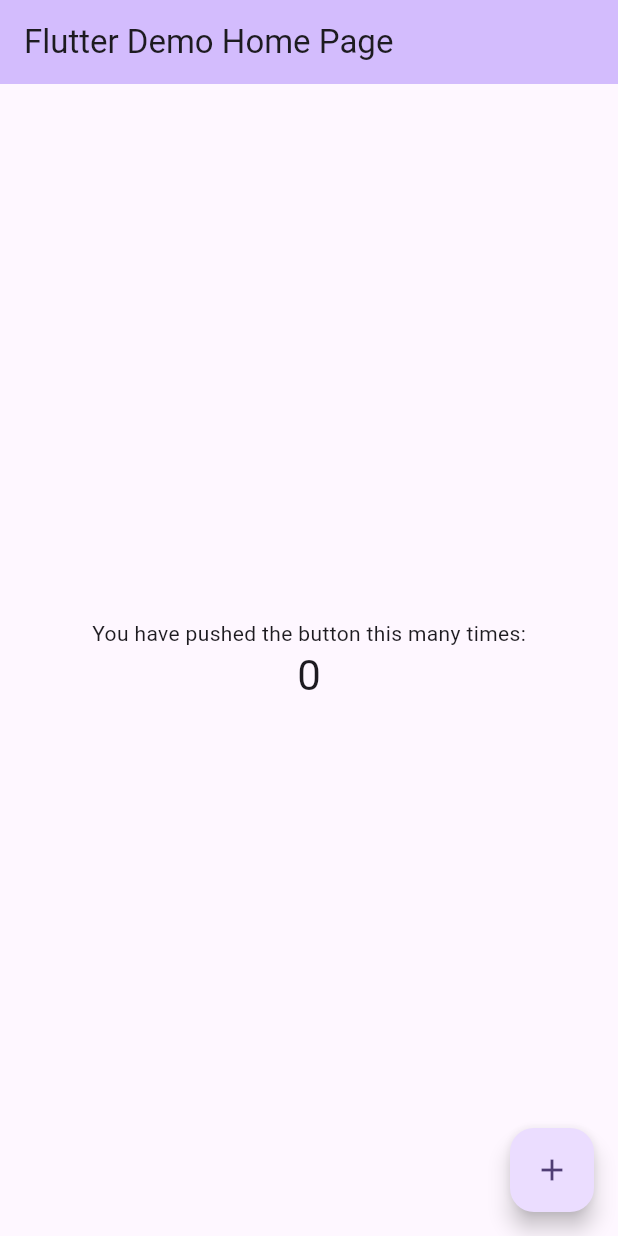
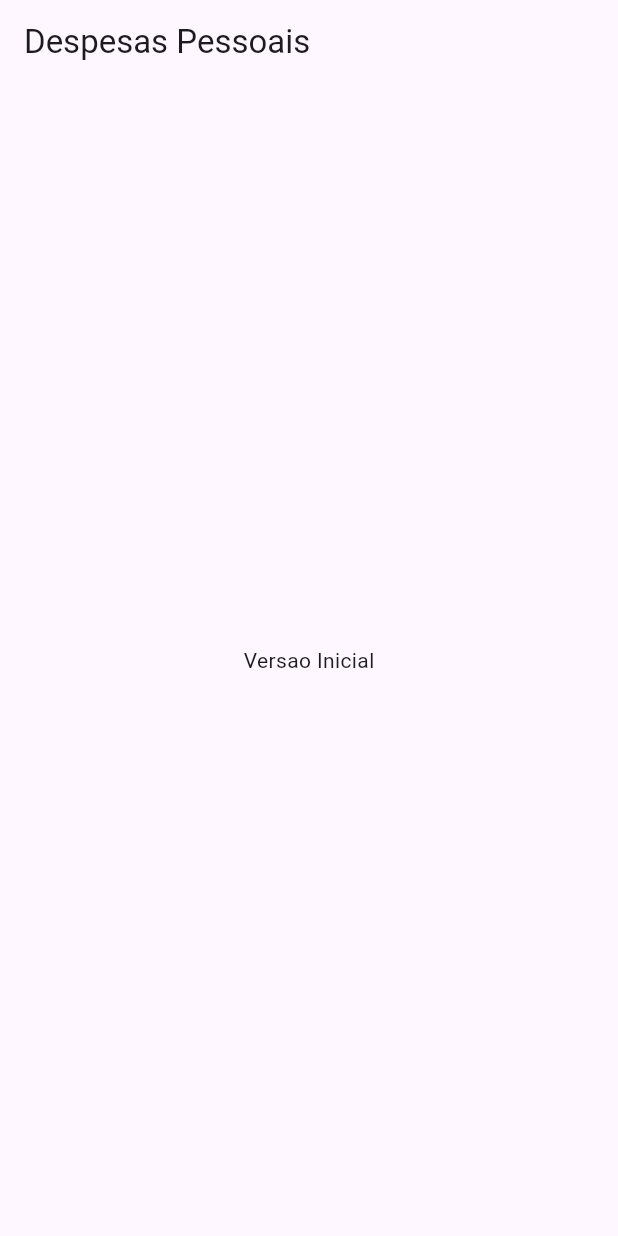
Before and after one commit to DarlanMarangoni/flutter, a Flutter app: the screen it shows after launch, on a phone screen of 412 x 824 dp. Run offline on Flutter 3.47's test engine with Material 3 defaults, Android fonts, the phone set to English and light mode, and no system bars.

Commit message:
ExpensesApp initia version

```diff
--- a/expenses/lib/main.dart
+++ b/expenses/lib/main.dart
@@ -1,122 +1,24 @@
 import 'package:flutter/material.dart';
 
-void main() {
-  runApp(const MyApp());
+main() => runApp(ExpensesApp());
+
+class ExpensesApp extends StatelessWidget {
+  const ExpensesApp({super.key});
+
+  @override
+  Widget build(BuildContext context) {
+    return MaterialApp(home: MyHomePage());
+  }
 }
 
-class MyApp extends StatelessWidget {
-  const MyApp({super.key});
+class MyHomePage extends StatelessWidget {
+  const MyHomePage({super.key});
 
-  // This widget is the root of your application.
   @override
   Widget build(BuildContext context) {
-    return MaterialApp(
-      title: 'Flutter Demo',
-      theme: ThemeData(
-        // This is the theme of your application.
-        //
-        // TRY THIS: Try running your application with "flutter run". You'll see
-        // the application has a purple toolbar. Then, without quitting the app,
-        // try changing the seedColor in the colorScheme below to Colors.green
-        // and then invoke "hot reload" (save your changes or press the "hot
-        // reload" button in a Flutter-supported IDE, or press "r" if you used
-        // the command line to start the app).
-        //
-        // Notice that the counter didn't reset back to zero; the application
-        // state is not lost during the reload. To reset the state, use hot
-        // restart instead.
-        //
-        // This works for code too, not just values: Most code changes can be
-        // tested with just a hot reload.
-        colorScheme: ColorScheme.fromSeed(seedColor: Colors.deepPurple),
-      ),
-      home: const MyHomePage(title: 'Flutter Demo Home Page'),
+    return Scaffold(
+      appBar: AppBar(title: Text('Despesas Pessoais')),
+      body: Center(child: Text('Versao Inicial')),
     );
   }
 }
-
-class MyHomePage extends StatefulWidget {
-  const MyHomePage({super.key, required this.title});
-
-  // This widget is the home page of your application. It is stateful, meaning
-  // that it has a State object (defined below) that contains fields that affect
-  // how it looks.
-
-  // This class is the configuration for the state. It holds the values (in this
-  // case the title) provided by the parent (in this case the App widget) and
-  // used by the build method of the State. Fields in a Widget subclass are
-  // always marked "final".
-
-  final String title;
-
-  @override
-  State<MyHomePage> createState() => _MyHomePageState();
-}
-
-class _MyHomePageState extends State<MyHomePage> {
-  int _counter = 0;
-
-  void _incrementCounter() {
-    setState(() {
-      // This call to setState tells the Flutter framework that something has
-      // changed in this State, which causes it to rerun the build method below
-      // so that the display can reflect the updated values. If we changed
-      // _counter without calling setState(), then the build method would not be
-      // called again, and so nothing would appear to happen.
-      _counter++;
-    });
-  }
-
-  @override
-  Widget build(BuildContext context) {
-    // This method is rerun every time setState is called, for instance as done
-    // by the _incrementCounter method above.
-    //
-    // The Flutter framework has been optimized to make rerunning build methods
-    // fast, so that you can just rebuild anything that needs updating rather
-    // than having to individually change instances of widgets.
-    return Scaffold(
-      appBar: AppBar(
-        // TRY THIS: Try changing the color here to a specific color (to
-        // Colors.amber, perhaps?) and trigger a hot reload to see the AppBar
-        // change color while the other colors stay the same.
-        backgroundColor: Theme.of(context).colorScheme.inversePrimary,
-        // Here we take the value from the MyHomePage object that was created by
-        // the App.build method, and use it to set our appbar title.
-        title: Text(widget.title),
-      ),
-      body: Center(
-        // Center is a layout widget. It takes a single child and positions it
-        // in the middle of the parent.
-        child: Column(
-          // Column is also a layout widget. It takes a list of children and
-          // arranges them vertically. By default, it sizes itself to fit its
-          // children horizontally, and tries to be as tall as its parent.
-          //
-          // Column has various properties to control how it sizes itself and
-          // how it positions its children. Here we use mainAxisAlignment to
-          // center the children vertically; the main axis here is the vertical
-          // axis because Columns are vertical (the cross axis would be
-          // horizontal).
-          //
-          // TRY THIS: Invoke "debug painting" (choose the "Toggle Debug Paint"
-          // action in the IDE, or press "p" in the console), to see the
-          // wireframe for each widget.
-          mainAxisAlignment: MainAxisAlignment.center,
-          children: <Widget>[
-            const Text('You have pushed the button this many times:'),
-            Text(
-              '$_counter',
-              style: Theme.of(context).textTheme.headlineMedium,
-            ),
-          ],
-        ),
-      ),
-      floatingActionButton: FloatingActionButton(
-        onPressed: _incrementCounter,
-        tooltip: 'Increment',
-        child: const Icon(Icons.add),
-      ), // This trailing comma makes auto-formatting nicer for build methods.
-    );
-  }
-}
```
